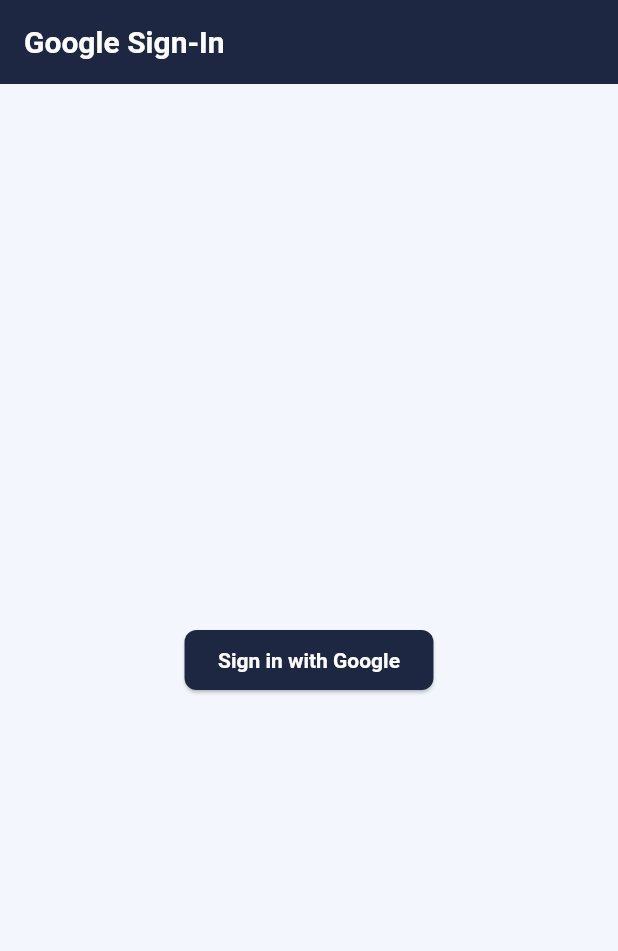
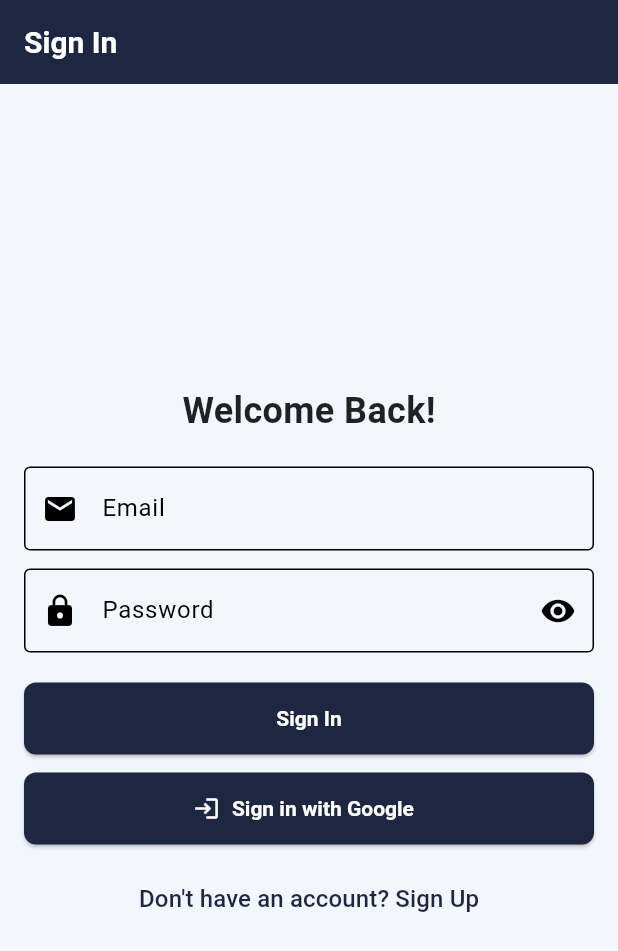
Before and after one commit to rupeshthakur-coder/edubridge_nepal, a Flutter app: the screen it shows after launch, on a phone screen of 412 x 824 dp. Shown: the top 951 px of the screen. Run offline on Flutter 3.47's test engine with Material 3 defaults, Android fonts, the phone set to English and light mode, and no system bars; our stand-ins replace cached_network_image, cloud_firestore, firebase_auth, firebase_core, flutter_svg, google_sign_in; missing offline and left inert: pdfx; accounts and stored records are empty.

Commit message:
sign in and sign up add with firebase

```diff
--- a/lib/auth/auth_page.dart
+++ b/lib/auth/auth_page.dart
@@ -3,36 +3,98 @@ import 'package:flutter/material.dart';
 import 'package:cloud_firestore/cloud_firestore.dart';
 import 'package:google_sign_in/google_sign_in.dart';
 
-class AuthPage<AuthPageState> extends StatefulWidget {
+class AuthPage extends StatefulWidget {
   const AuthPage({super.key});
 
   @override
-  createState() => _AuthPageState();
+  _AuthPageState createState() => _AuthPageState();
 }
 
 class _AuthPageState extends State<AuthPage> {
   final FirebaseAuth _auth = FirebaseAuth.instance;
   final FirebaseFirestore _firestore = FirebaseFirestore.instance;
+  final GoogleSignIn _googleSignIn = GoogleSignIn();
   bool _isLoading = false;
 
-  // Function to handle Google Sign-In
+  // Email and password controllers
+  final TextEditingController _emailController = TextEditingController();
+  final TextEditingController _passwordController = TextEditingController();
+
+  @override
+  void initState() {
+    super.initState();
+    _checkIfUserIsLoggedIn();
+  }
+
+  Future<void> _checkIfUserIsLoggedIn() async {
+    final User? user = _auth.currentUser;
+    if (user != null) {
+      await _checkUserInDatabase(user);
+    }
+  }
+
+  Future<void> _signInWithEmailAndPassword() async {
+    setState(() {
+      _isLoading = true;
+    });
+    try {
+      final UserCredential userCredential =
+          await _auth.signInWithEmailAndPassword(
+        email: _emailController.text.trim(),
+        password: _passwordController.text.trim(),
+      );
+      final User? user = userCredential.user;
+      if (user != null) {
+        await _checkUserInDatabase(user);
+      }
+    } catch (e) {
+      setState(() {
+        _isLoading = false;
+      });
+      _showErrorDialog('Sign in failed: $e');
+    }
+  }
+
+  Future<void> _signUpWithEmailAndPassword() async {
+    setState(() {
+      _isLoading = true;
+    });
+    try {
+      final UserCredential userCredential =
+          await _auth.createUserWithEmailAndPassword(
+        email: _emailController.text.trim(),
+        password: _passwordController.text.trim(),
+      );
+      final User? user = userCredential.user;
+      if (user != null) {
+        await _saveNewUserInDatabase(user);
+        Navigator.pushReplacementNamed(context, '/login');
+      }
+    } catch (e) {
+      setState(() {
+        _isLoading = false;
+      });
+      _showErrorDialog('Sign up failed: $e');
+    }
+  }
+
   Future<void> _signInWithGoogle() async {
     setState(() {
       _isLoading = true;
     });
     try {
-      final GoogleSignInAccount? googleUser = await GoogleSignIn().signIn();
+      final GoogleSignInAccount? googleUser = await _googleSignIn.signIn();
+
+      // Check if the user is not null
       if (googleUser == null) {
-        // User canceled the sign-in
-        setState(() {
-          _isLoading = false;
-        });
-        return;
+        throw Exception('Google sign-in aborted by user');
       }
 
       final GoogleSignInAuthentication googleAuth =
           await googleUser.authentication;
-      final AuthCredential credential = GoogleAuthProvider.credential(
+
+      if (googleAuth.accessToken != null && googleAuth.idToken != null) {
+        final credential = GoogleAuthProvider.credential(
           accessToken: googleAuth.accessToken,
           idToken: googleAuth.idToken,
         );
@@ -40,47 +102,135 @@ class _AuthPageState extends State<AuthPage> {
         final UserCredential userCredential =
             await _auth.signInWithCredential(credential);
         final User? user = userCredential.user;
-
         if (user != null) {
           await _checkUserInDatabase(user);
+        }
+      } else {
+        throw Exception('Google authentication failed');
       }
     } catch (e) {
       setState(() {
         _isLoading = false;
       });
-      // Handle error (you could show a Snackbar or Toast)
-      print("Error during Google Sign-In: $e");
+      _showErrorDialog('Google sign-in failed: $e');
     }
   }
 
-  // Function to check if the user is new or existing
   Future<void> _checkUserInDatabase(User user) async {
     final DocumentSnapshot userDoc =
         await _firestore.collection('users').doc(user.uid).get();
     if (userDoc.exists) {
-      // User already exists, navigate to HomePage
       Navigator.pushReplacementNamed(context, '/homepage');
     } else {
-      // User is new, navigate to OnboardingPage
+      await _saveNewUserInDatabase(user);
+      Navigator.pushReplacementNamed(context, '/onboarding');
+    }
+  }
+
+  Future<void> _saveNewUserInDatabase(User user) async {
     await _firestore.collection('users').doc(user.uid).set({
       'email': user.email,
-        'name': user.displayName,
+      'name': user.displayName ?? 'Unknown',
       'createdAt': FieldValue.serverTimestamp(),
     });
-      Navigator.pushReplacementNamed(context, '/onboarding');
   }
+
+  void _showErrorDialog(String message) {
+    showDialog(
+      context: context,
+      builder: (context) => AlertDialog(
+        title: const Text('Error'),
+        content: Text(message),
+        actions: [
+          TextButton(
+            onPressed: () => Navigator.of(context).pop(),
+            child: const Text('OK'),
+          ),
+        ],
+      ),
+    );
   }
 
   @override
   Widget build(BuildContext context) {
     return Scaffold(
-      appBar: AppBar(title: const Text("Google Sign-In")),
+      appBar: AppBar(
+        title: const Text("Sign In"),
+        backgroundColor: const Color(0xFF1E2742),
+      ),
       body: Center(
         child: _isLoading
             ? const CircularProgressIndicator()
-            : ElevatedButton(
+            : Padding(
+                padding: const EdgeInsets.all(16.0),
+                child: SingleChildScrollView(
+                  child: Column(
+                    mainAxisSize: MainAxisSize.min,
+                    children: [
+                      const Text(
+                        "Welcome Back!",
+                        style: TextStyle(
+                          fontSize: 24,
+                          fontWeight: FontWeight.bold,
+                        ),
+                      ),
+                      const SizedBox(height: 20),
+                      TextField(
+                        controller: _emailController,
+                        decoration: const InputDecoration(
+                          labelText: 'Email',
+                          border: OutlineInputBorder(),
+                          prefixIcon: Icon(Icons.email),
+                        ),
+                        keyboardType: TextInputType.emailAddress,
+                      ),
+                      const SizedBox(height: 12),
+                      TextField(
+                        controller: _passwordController,
+                        decoration: InputDecoration(
+                          labelText: 'Password',
+                          border: const OutlineInputBorder(),
+                          prefixIcon: const Icon(Icons.lock),
+                          suffixIcon: IconButton(
+                            icon: const Icon(Icons.visibility),
+                            onPressed: () {
+                              // Implement show/hide password functionality if needed
+                            },
+                          ),
+                        ),
+                        obscureText: true,
+                      ),
+                      const SizedBox(
+                        height: 20,
+                      ),
+                      ElevatedButton(
+                        onPressed: _signInWithEmailAndPassword,
+                        style: ElevatedButton.styleFrom(
+                          minimumSize: const Size(double.infinity, 48),
+                          backgroundColor: const Color(0xFF1E2742),
+                        ),
+                        child: const Text("Sign In"),
+                      ),
+                      const SizedBox(height: 12),
+                      ElevatedButton.icon(
                         onPressed: _signInWithGoogle,
-                child: const Text("Sign in with Google"),
+                        icon: const Icon(Icons.login),
+                        label: const Text("Sign in with Google"),
+                        style: ElevatedButton.styleFrom(
+                          minimumSize: const Size(double.infinity, 48),
+                          backgroundColor: const Color(0xFF1E2742),
+                        ),
+                      ),
+                      const SizedBox(height: 12),
+                      TextButton(
+                        onPressed: () {
+                          Navigator.pushReplacementNamed(context, '/signup');
+                        },
+                        child: const Text("Don't have an account? Sign Up"),
+                      ),
+                    ],
+                  ),
+                ),
               ),
       ),
     );
--- a/lib/main.dart
+++ b/lib/main.dart
@@ -1,10 +1,10 @@
 import 'package:firebase_core/firebase_core.dart';
 import 'package:flutter/material.dart';
-import 'package:myapp/auth/auth_page.dart';
-import 'package:myapp/features/navigation_bar/navigation_bar_pages.dart';
-import 'package:myapp/features/onboarding/onboarding_page.dart';
-
-import 'package:myapp/theme/theme_app.dart';
+import 'package:myapp/auth/auth_page.dart'; // Ensure these imports are correct
+import 'package:myapp/auth/log_in_page.dart';
+import 'package:myapp/features/navigation_bar/navigation_bar_pages.dart'; // Ensure these imports are correct
+import 'package:myapp/features/onboarding/onboarding_page.dart'; // Ensure these imports are correct
+import 'package:myapp/theme/theme_app.dart'; // Ensure these imports are correct
 
 void main() async {
   WidgetsFlutterBinding.ensureInitialized();
@@ -23,11 +23,13 @@ class MyApp extends StatelessWidget {
       theme: AppTheme.lightTheme,
       darkTheme: AppTheme.darkTheme,
       themeMode: ThemeMode.light,
-      initialRoute: '/',
+      initialRoute: '/login', // Set initial route
       routes: {
-        '/': (context) => const AuthPage(),
-        '/onboarding': (context) => const OnboardingScreen(),
-        '/homepage': (context) => const NavigationBarPages(),
+        '/login': (context) => const AuthPage(), // Sign In Page
+        '/signup': (context) => const SignUpPage(), // Sign Up Page
+        '/homepage': (context) =>
+            const NavigationBarPages(), // Home Page after login
+        '/onboarding': (context) => const OnboardingScreen(), // Onboarding Page
       },
     );
   }
```
Also changed, not shown: lib/auth/google_service.dart (added, +29 -0 lines), lib/auth/log_in_page.dart (added, +201 -0 lines), lib/features/onboarding/onboarding_page.dart (+24 -24 lines), 2 other files. Lines whose indentation alone changed are shown as unchanged.
